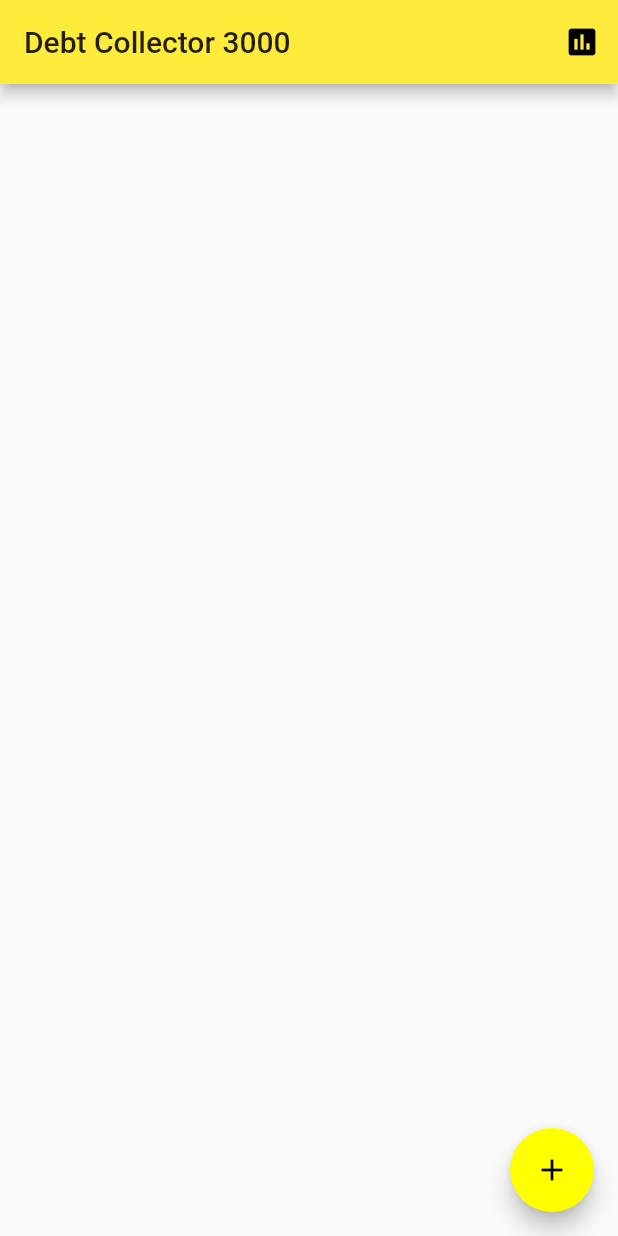
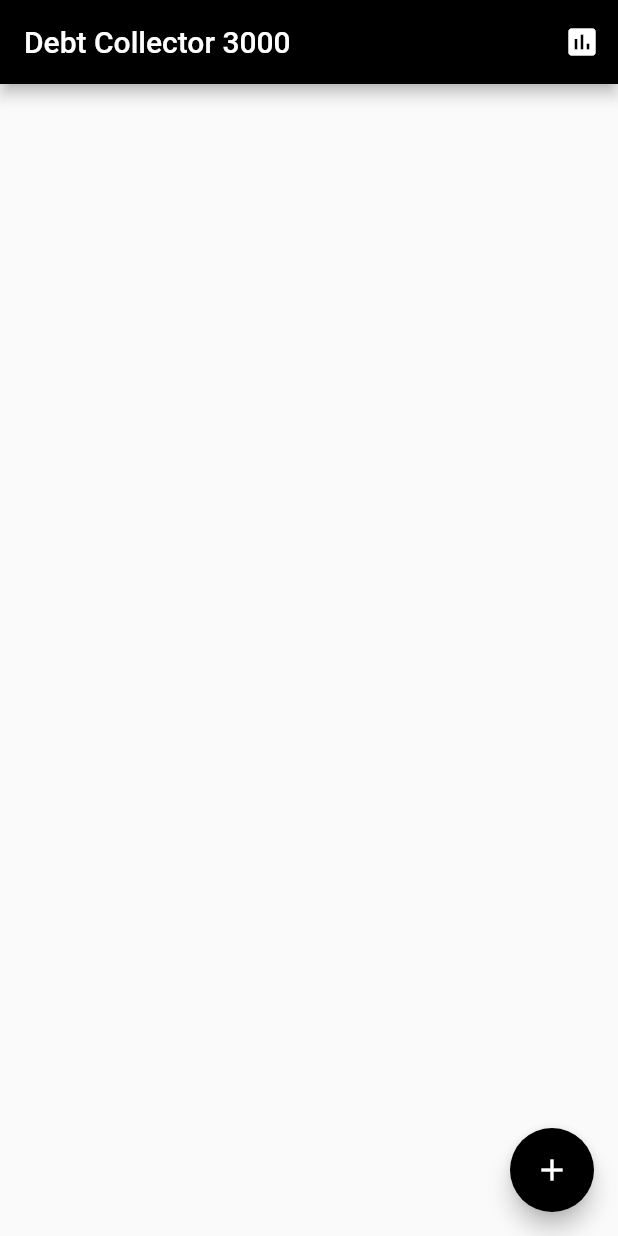
Before and after one commit to CaptainWeasle/Projekt-B, a Flutter app: the screen it shows after launch, on a phone screen of 412 x 824 dp. Run offline on Flutter 3.47's test engine with Material 2 defaults, Android fonts, the phone set to English and light mode, and no system bars; our stand-ins replace bloc, datetime_picker_formfield, flutter_bloc; Roboto replaces fonts that are missing (Montserrat).

Commit message:
change color

```diff
--- a/project_b/lib/main.dart
+++ b/project_b/lib/main.dart
@@ -18,8 +18,8 @@ class MyApp extends StatelessWidget {
       child: MaterialApp(
         theme: ThemeData(
           brightness: Brightness.light,
-          primaryColor: Colors.yellow,
-          accentColor: Colors.yellowAccent,
+          primaryColor: Colors.black,
+          accentColor: Colors.black54,
 
           // Define the default font family.
           fontFamily: 'Montserrat',
@@ -31,7 +31,7 @@ class MyApp extends StatelessWidget {
             title: TextStyle(
               fontSize: 36.0,
               fontStyle: FontStyle.italic,
-              color: Colors.black,
+              color: Colors.white,
             ),
             body1: TextStyle(fontSize: 14.0, fontFamily: 'Hind'),
           ),
--- a/project_b/lib/src/pages/homePage.dart
+++ b/project_b/lib/src/pages/homePage.dart
@@ -74,7 +74,7 @@ class HomePageState extends State<HomePage> {
           child: Column(
             mainAxisSize: MainAxisSize.min,
             children: <Widget>[
-              Text("Summary", style: Theme.of(context).textTheme.title),
+              Text("Summary", style: Theme.of(context).textTheme.title,),
             ],
           ),
         ),
@@ -203,10 +203,11 @@ class HomePageState extends State<HomePage> {
             Padding(
               padding: const EdgeInsets.fromLTRB(0, 16, 0, 0),
               child: MaterialButton(
-                elevation: 5.0,
+                elevation: 10,
+                colorBrightness: Brightness.dark,
                 child: Text(
                   "Submit",
-                  style: TextStyle(color: Colors.black, fontSize: 15),
+                  style: TextStyle(color: Colors.white, fontSize: 17),
                 ),
                 color: Theme.of(context).accentColor,
                 onPressed: () {
@@ -274,6 +275,7 @@ class HomePageState extends State<HomePage> {
         );
       },
       child: Icon(Icons.add),
+      backgroundColor: Colors.black
     );
 
     var _appBody = BlocBuilder(
--- a/project_b/lib/src/ui_elements/debtItemWidget.dart
+++ b/project_b/lib/src/ui_elements/debtItemWidget.dart
@@ -17,6 +17,7 @@ class DebtItemWidgetState extends State<DebtItemWidget> {
     var _appBody = Padding(
       padding: EdgeInsets.all(4),
       child: Card(
+        color: Colors.black45,
         elevation: 25,
         shape: RoundedRectangleBorder(
           borderRadius: BorderRadius.circular(10),
```
